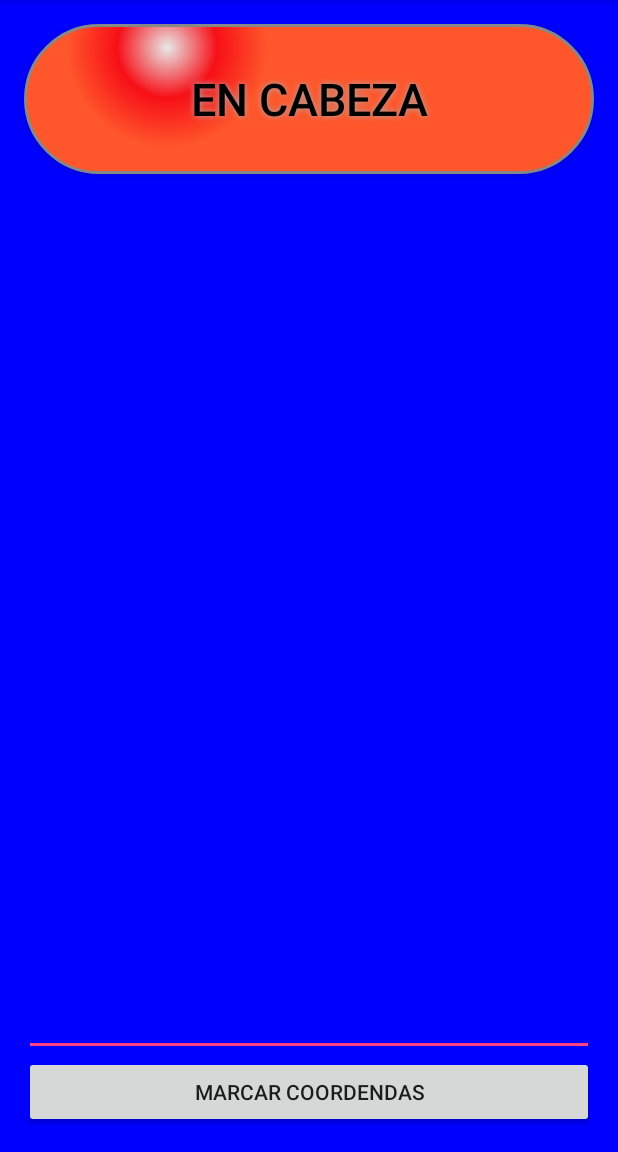
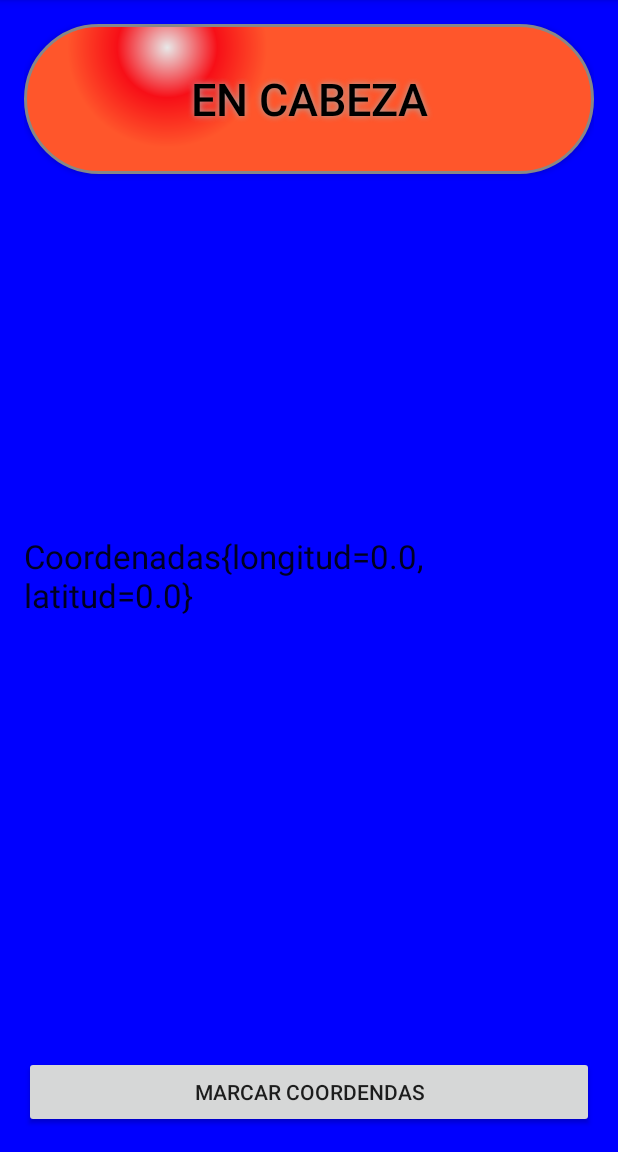
Before and after one commit to davidlghellin/SigueAlCiclista, an Android app: the screen it shows after launch (MainActivity), on a phone screen of 412 x 824 dp, the part 84-1236 px from its top. Run offline under Robolectric (Android 15) with nearby library versions, the phone set to English and light mode, and no system bars; our stand-ins replace ButterKnife; libraries missing offline, so code that uses them is left out: com.firebase.client; 3 statements that could not run were skipped.

Commit message:
Pequeños cambios

```diff
--- a/app/src/main/java/com/david/proyecto/ciclo/siguealciclista/ActivityEnCabeza.java
+++ b/app/src/main/java/com/david/proyecto/ciclo/siguealciclista/ActivityEnCabeza.java
@@ -57,8 +57,8 @@ public class ActivityEnCabeza extends AppCompatActivity
         // inicializarMapa(latLng);
 
         mapa = new Mapa(getApplicationContext(), this);
-        mapa.setMarker(ALQUERIAS, "Alquerías", " Murcia");
-        mapa.setMarker(new LatLng(38.014215, -1.036), "PTO2", " Murcssssssia");
+        //mapa.setMarker(ALQUERIAS, "Alquerías", " Murcia");
+        //mapa.setMarker(new LatLng(38.014215, -1.036), "PTO2", " Murcssssssia");
 
         final ManejadorBD usdbh = new ManejadorBD(this, "SigueAlCiclista", null, UtilsBBDD.versionSQL());
         final SQLiteDatabase db = usdbh.getWritableDatabase();
--- a/app/src/main/java/com/david/proyecto/ciclo/siguealciclista/BBDD/UtilsBBDD.java
+++ b/app/src/main/java/com/david/proyecto/ciclo/siguealciclista/BBDD/UtilsBBDD.java
@@ -42,11 +42,13 @@ public class UtilsBBDD
             Log.i("BBDD","Añadimos registro a BBDD");
         } catch (Exception e)
         {
-            Log.e("BBDD","Error al añadir registro a BBDD");
+            Log.e("BBDD","Error al añadir registro a BBDD"+db);
             return false;
         }
         return true;
     }
+
+
 
     /**
      * método para borrar/limpiar los datos de la base de datos
--- a/app/src/main/java/com/david/proyecto/ciclo/siguealciclista/GPS.java
+++ b/app/src/main/java/com/david/proyecto/ciclo/siguealciclista/GPS.java
@@ -28,6 +28,7 @@ public class GPS
 
     /**
      * Constructor pasando el contexto de la actividad
+     *
      * @param context
      */
     public GPS(Context context)
@@ -35,8 +36,7 @@ public class GPS
         this.context = context;
         coordenadas = new Coordenadas();
         comenzarLocalizacion();
-        Log.i("MAPAAA", "coordenadas: "+coordenadas);
-
+        Log.i("GPS", "Constructor GPS: " + coordenadas);
     }
 
     public Coordenadas getCoordenadas()
@@ -115,12 +115,16 @@ public class GPS
 
     public void guardarLogCoordenadas()
     {
+        Log.i("GPS", "Las coordenadas son:" + coordenadas.toString());
+    }
+
+    public void actualizarCoordenadas()
+    {
         if (loc != null)
         {
             coordenadas.setLatitud(Float.parseFloat(String.valueOf(loc.getLatitude())));
             coordenadas.setLongitud(Float.parseFloat(String.valueOf(loc.getLongitude())));
-            Log.i("Las coordenadas son: ", coordenadas.toString());
+            guardarLogCoordenadas();
         }
     }
-
 }
--- a/app/src/main/java/com/david/proyecto/ciclo/siguealciclista/MainActivity.java
+++ b/app/src/main/java/com/david/proyecto/ciclo/siguealciclista/MainActivity.java
@@ -13,7 +13,7 @@ import android.view.Menu;
 import android.view.MenuItem;
 import android.widget.Button;
 import android.widget.EditText;
-import android.widget.Toast;
+import android.widget.TextView;
 
 import com.david.proyecto.ciclo.siguealciclista.BBDD.ManejadorBD;
 import com.david.proyecto.ciclo.siguealciclista.BBDD.UtilsBBDD;
@@ -21,7 +21,6 @@ import com.david.proyecto.ciclo.siguealciclista.helpers.preferencias;
 import com.david.proyecto.ciclo.siguealciclista.preferencias.MisFragmentPreferencias;
 import com.firebase.client.Firebase;
 
-import java.util.Date;
 
 import butterknife.Bind;
 import butterknife.ButterKnife;
@@ -31,8 +30,8 @@ public class MainActivity extends AppCompatActivity
 {
     private String FIREBASE_URL = "https://sigue-al-ciclista.firebaseio.com/";
 
-    @Bind(R.id.editText)
-    EditText text;
+    @Bind(R.id.textView)
+    TextView text;
     @Bind(R.id.button)
     Button button;
     @Bind(R.id.btnEnCabeza)
@@ -53,8 +52,8 @@ public class MainActivity extends AppCompatActivity
         findViewById(R.id.relativeLayoutPrincipal).setBackgroundColor(Color.BLUE);
         // findViewById(R.id.relativeLayoutPrincipal).setBackground(getResources().getDrawable(R.drawable.boton_cuircular));
 
-        //GPS gps= new GPS(getApplicationContext());
-        //text.setText(gps.getCoordenadas().toString());
+        GPS gps= new GPS(getApplicationContext());
+        text.setText(gps.getCoordenadas().toString());
 
 
         notificationManager = (NotificationManager) getSystemService(NOTIFICATION_SERVICE);
--- a/app/src/main/java/com/david/proyecto/ciclo/siguealciclista/MapsActivity.java
+++ b/app/src/main/java/com/david/proyecto/ciclo/siguealciclista/MapsActivity.java
@@ -57,7 +57,7 @@ public class MapsActivity extends FragmentActivity implements OnMapReadyCallback
         CameraPosition cameraPosition = new CameraPosition.Builder()
                 //.target(ALQUERIAS)      // Sets the center of the map to LatLng (refer to previous snippet)
                 .target(latLng)
-                .zoom(17)                   // Sets the zoom
+                //.zoom(17)                   // Sets the zoom
                 .bearing(90)                // Sets the orientation of the camera to east
                 .tilt(30)                   // Sets the tilt of the camera to 30 degrees
                 .build();                   // Creates a CameraPosition from the builder
--- a/app/src/main/res/layout/activity_main.xml
+++ b/app/src/main/res/layout/activity_main.xml
@@ -20,15 +20,6 @@
         android:text="Marcar coordendas"
         android:layout_alignParentEnd="true"/>
 
-    <EditText
-        android:id="@+id/editText"
-        android:layout_width="wrap_content"
-        android:layout_height="wrap_content"
-        android:layout_above="@+id/button"
-        android:layout_alignParentStart="true"
-        android:layout_alignParentEnd="true"
-        android:autoText="false"/>
-
     <Button
         android:id="@+id/btnEnCabeza"
 
@@ -47,4 +38,14 @@
         android:layout_alignParentStart="true"
         android:layout_alignParentEnd="true"/>
 
+    <TextView
+        android:layout_width="wrap_content"
+        android:layout_height="wrap_content"
+        android:textAppearance="?android:attr/textAppearanceLarge"
+        android:text="Large Text"
+        android:id="@+id/textView"
+        android:layout_centerVertical="true"
+        android:layout_alignParentStart="true"
+        android:layout_alignParentEnd="true"/>
+
 </RelativeLayout>
```
Also changed, not shown: app/src/main/java/com/david/proyecto/ciclo/siguealciclista/ConectarFirebase.java (+10 -1 lines), app/src/main/java/com/david/proyecto/ciclo/siguealciclista/servicios/MarcarRutaService.java (+7 -7 lines).
